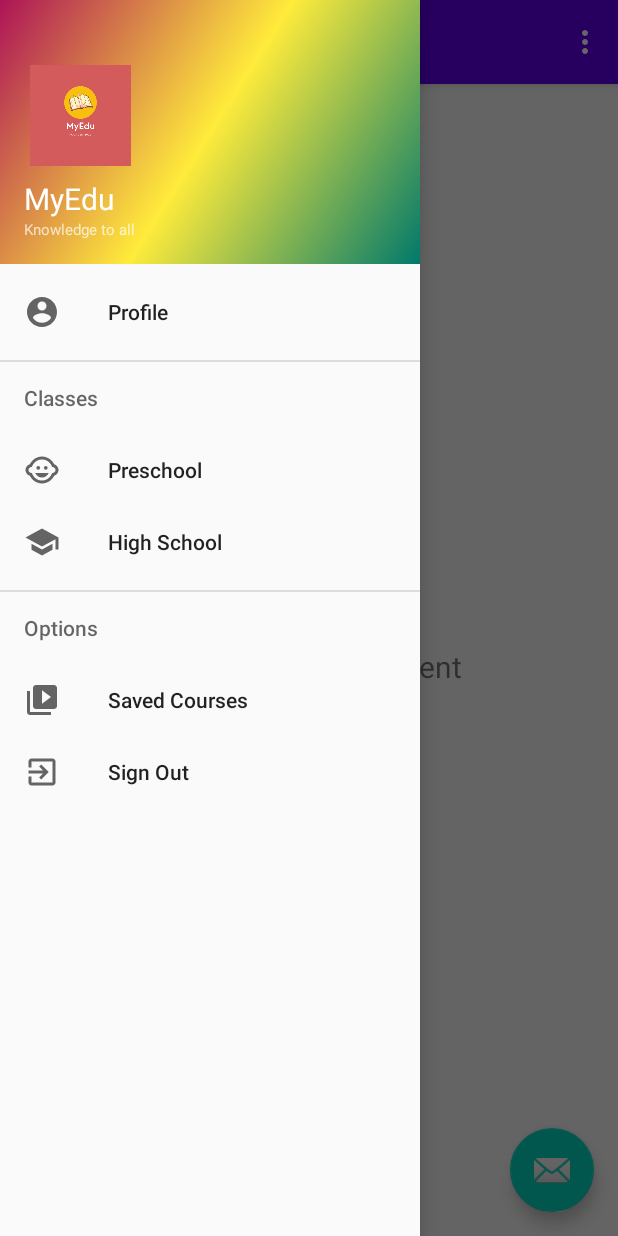
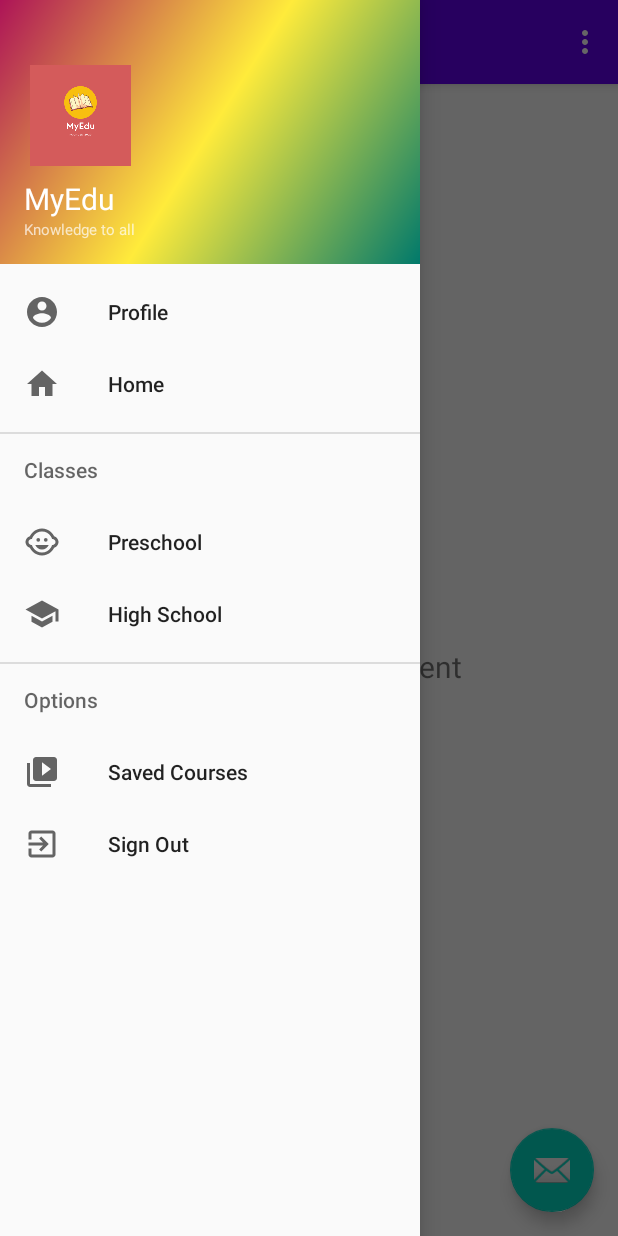
Before and after one commit to Samuel-dot-cloud/MyEdu, an Android app: the screen it shows after launch (MainActivity), with the side drawer open, on a phone screen of 412 x 824 dp. Run offline under Robolectric (Android 15) with nearby library versions, the phone set to English and light mode, and no system bars; our stand-ins replace ButterKnife; Roboto replaces fonts that are not available here.

Commit message:
Adding a new side menu option for home

```diff
--- /dev/null
+++ b/app/src/main/res/drawable/ic_home.xml
@@ -0,0 +1,10 @@
+<vector xmlns:android="http://schemas.android.com/apk/res/android"
+    android:width="24dp"
+    android:height="24dp"
+    android:viewportWidth="24"
+    android:viewportHeight="24"
+    android:tint="?attr/colorControlNormal">
+  <path
+      android:fillColor="@android:color/white"
+      android:pathData="M10,20v-6h4v6h5v-8h3L12,3 2,12h3v8z"/>
+</vector>
--- a/app/src/main/res/menu/activity_main_drawer.xml
+++ b/app/src/main/res/menu/activity_main_drawer.xml
@@ -5,9 +5,13 @@
 
     <group android:checkableBehavior="single">
         <item
-            android:id="@+id/nav_home"
+            android:id="@+id/nav_profile"
             android:icon="@drawable/ic_profile"
             android:title="@string/menu_home" />
+        <item
+            android:id="@+id/nav_home"
+            android:icon="@drawable/ic_home"
+            android:title="@string/home" />
     </group>
 
 
--- a/app/src/main/res/values/strings.xml
+++ b/app/src/main/res/values/strings.xml
@@ -32,4 +32,5 @@
     <string name="classes">Classes</string>
     <string name="sign_out">Sign Out</string>
     <string name="options">Options</string>
+    <string name="home">Home</string>
 </resources>
```
Also changed, not shown: app/src/main/java/com/studiofive/myedu/MainActivity.java (+5 -12 lines).
